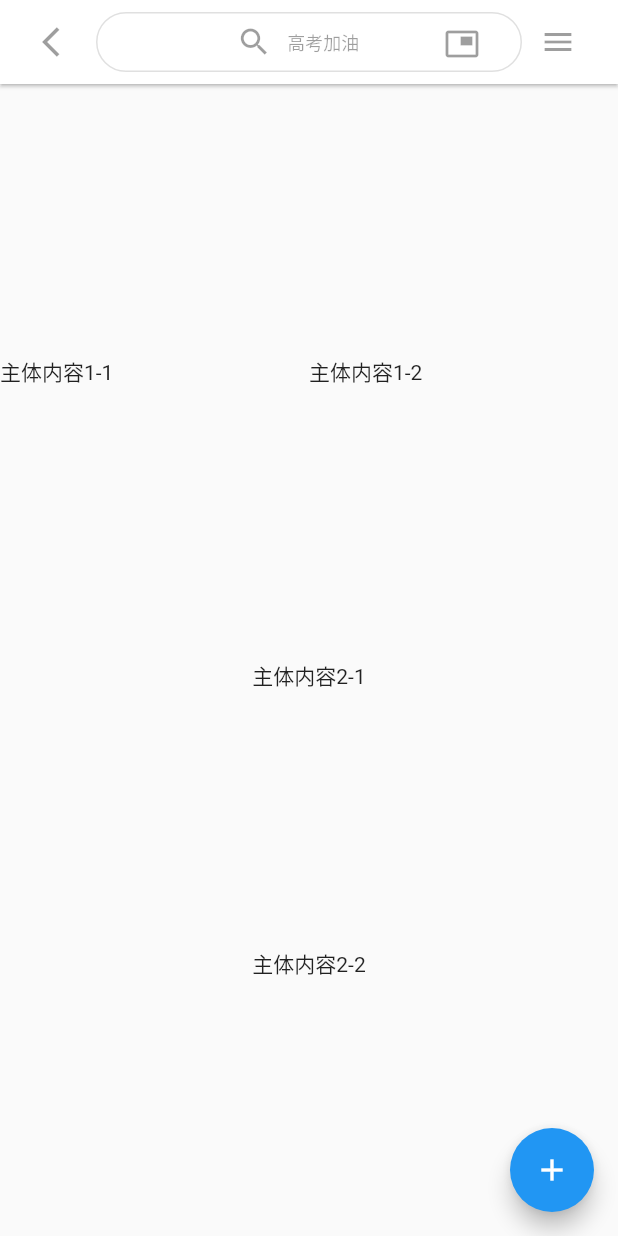
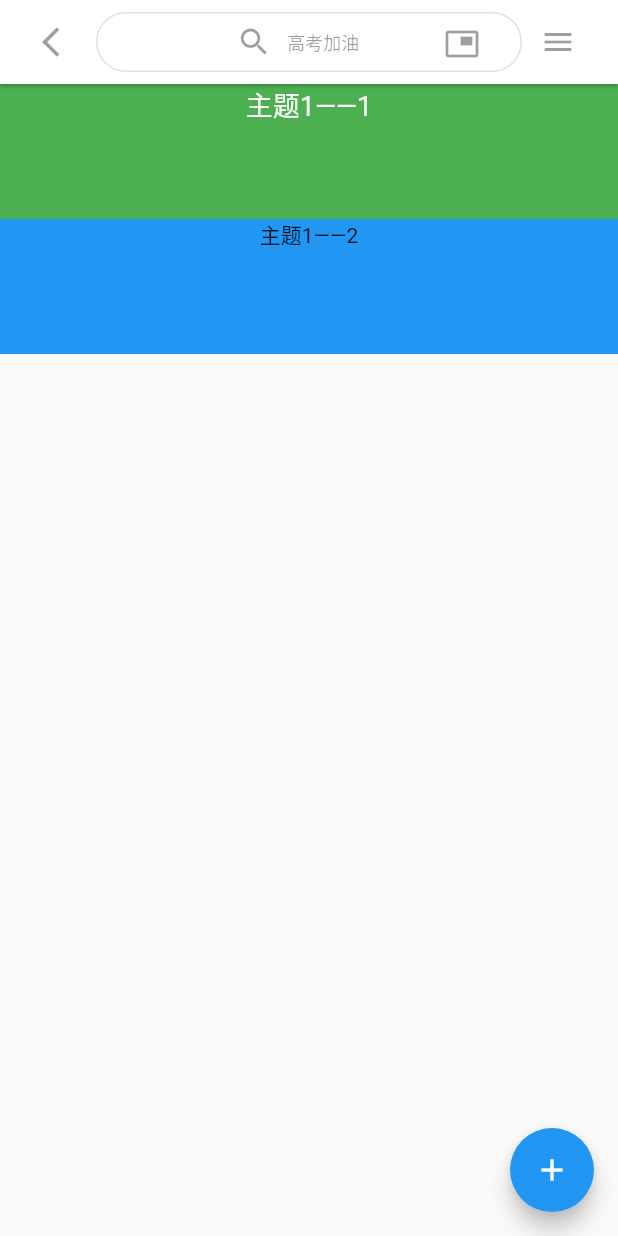
Before and after one commit to boonook/flutter, a Flutter app: the HomePage screen opened directly, on a phone screen of 412 x 824 dp. Run offline on Flutter 3.47's test engine with Material 2 defaults, Android fonts, the phone set to English and light mode, and no system bars.

Commit message:
flutter布局的基本使用

```diff
--- a/lib/screens/HomePage.dart
+++ b/lib/screens/HomePage.dart
@@ -19,35 +19,27 @@ class HomePageState extends State<HomePage> {
         backgroundColor: Colors.white,
         elevation: 1,
       ),
-      body: Center(
-        child:Column(
-          children: <Widget>[
-            Expanded(
-              child:Row(
-                children: <Widget>[
-                  Expanded(
-                    child: Text('主体内容1-1'), flex: 1,
-                  ),
-                  Expanded(
-                    child: Text('主体内容1-2'), flex: 1,
-                  )
-                ]
-              )
-            ),
-            Expanded(
+      body: ListView(
+        children: <Widget>[
+          Container(
+              height:180,
+              color:Colors.blue,
               child:Column(
                 children: <Widget>[
                   Expanded(
-                    child: Text('主体内容2-1'), flex: 1,
+                    child:Container(
+                      color:Colors.green,
+                      child:Text('主题1——1',style: new TextStyle(fontSize: 18.0,color:Colors.white),textAlign: TextAlign.center,),
+                      width: double.infinity
+                    ),flex:1,
                   ),
                   Expanded(
-                    child: Text('主体内容2-2'), flex: 1,
+                    child:Text('主题1——2'),flex:1,
                   )
-                ]
-              )
-            ),
-          ]
-        )
+                ],
+              ),
+            )
+        ]
       ),
       floatingActionButton: FloatingActionButton(
         onPressed: () {},
```
